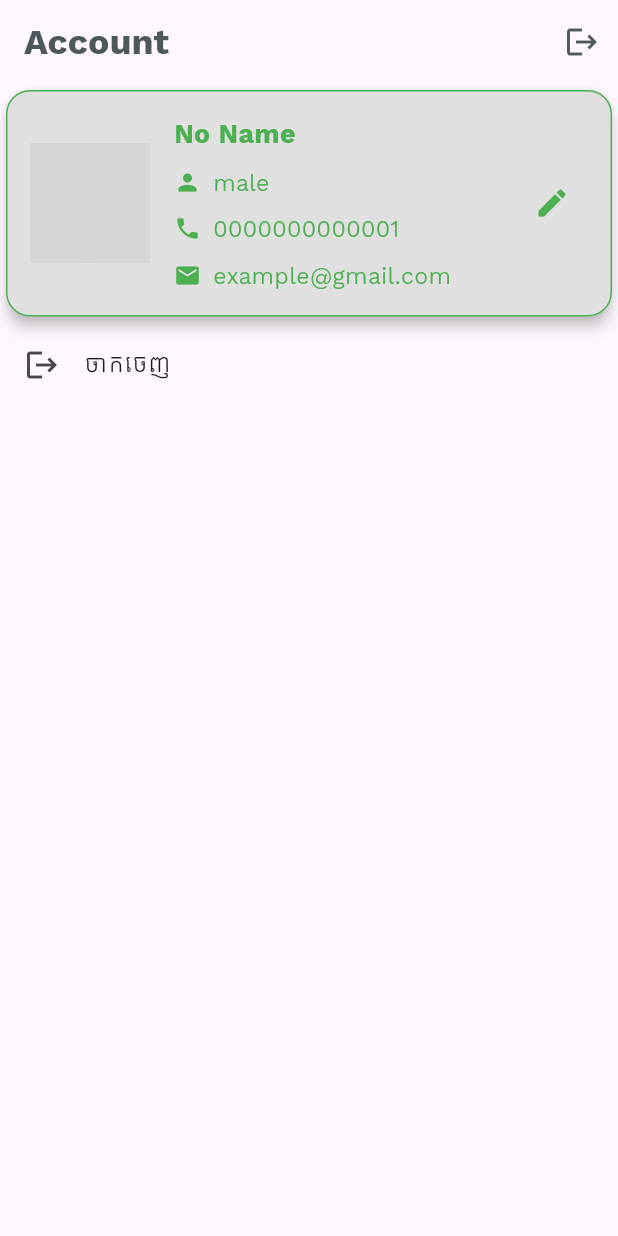
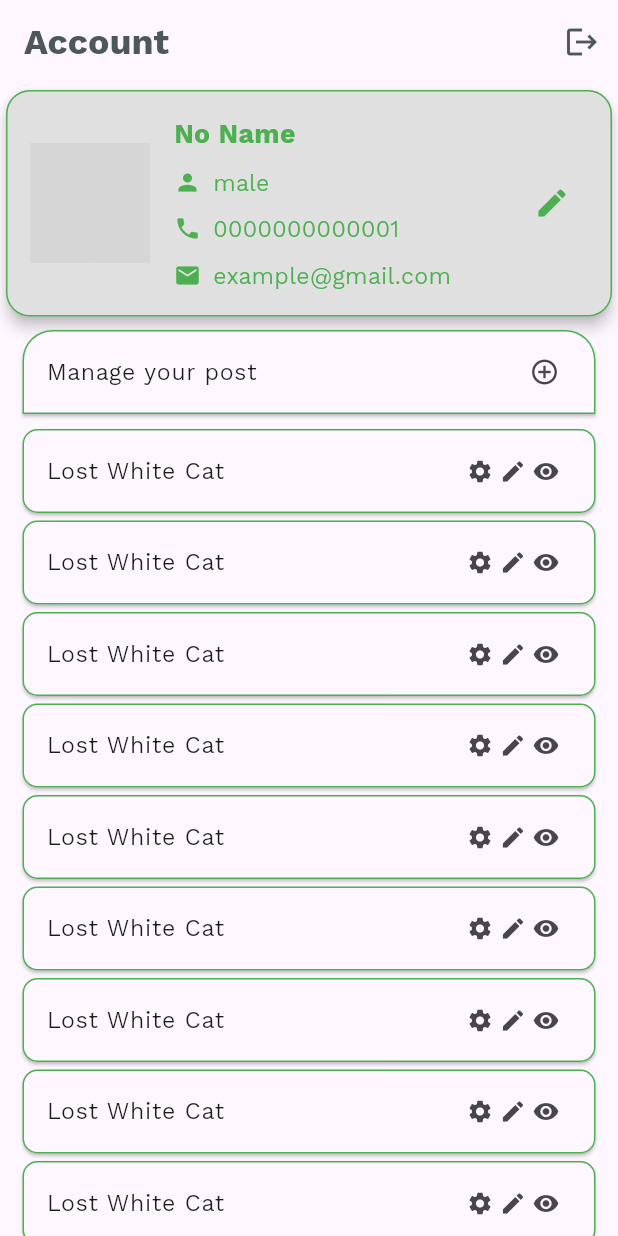
Before and after one commit to RANGSEYhome/lost_found_app, a Flutter app: the FakestoreHomeScreen screen opened directly, on a phone screen of 412 x 824 dp. Run offline on Flutter 3.47's test engine with Material 3 defaults, Android fonts, the phone set to English and light mode, and no system bars; our stand-ins replace flutter_rating_stars, flutter_secure_storage, font_awesome_flutter, image_picker, smooth_page_indicator; accounts and stored records are empty; network calls fail; grey boxes are pictures that could not be loaded.

Commit message:
Update manage post

```diff
--- a/lib/modules/login_module/fakestore_home_screen.dart
+++ b/lib/modules/login_module/fakestore_home_screen.dart
@@ -44,24 +44,123 @@ class _FakestoreHomeScreenState extends State<FakestoreHomeScreen> {
   }
 
   Widget _buildBody() {
-    return ListView(
+    return Column(
       children: [
         _buildProfile(),
-        ListTile(
-        leading: Icon(
-          Icons.logout,
+        _builCardHeader(),
+        Expanded(child: _builCardPost()),
+       // Text('Hello'),
+
+      //   ListTile(
+      //   leading: Icon(
+      //     Icons.logout,
+      //   ),
+      //   title: Text(
+      //     _lang.logout,
+      //   ),
+      //   onTap: () async {
+      //     await context.read<FakestoreLoginLogic>().clear();
+      //     Navigator.of(context).pushReplacement(
+      //       CupertinoPageRoute(builder: (context) => FakeStoreLoadingScreen()),
+      //     );
+      //   },
+      // ),
+      ],
+    );
+  }
+
+  Widget _builCardHeader() {
+    return Card(
+      margin: EdgeInsets.only(left: 15, right: 15, top: 5),
+      shape: RoundedRectangleBorder(
+        side: BorderSide(color: Colors.green),
+        borderRadius: BorderRadius.only(
+            topLeft: Radius.circular(20.0),
+            topRight: Radius.circular(20.0),
           ),
-        title: Text(
-          _lang.logout,
+
       ),
-        onTap: () async {
-          await context.read<FakestoreLoginLogic>().clear();
-          Navigator.of(context).pushReplacement(
-            CupertinoPageRoute(builder: (context) => FakeStoreLoadingScreen()),
+      //margin: EdgeInsets.symmetric(vertical: 5),
+      child: ListTile(
+        title: Text('Manage your post'),
+        trailing: Row(
+          mainAxisAlignment: MainAxisAlignment.end,
+          mainAxisSize: MainAxisSize.min,
+          children: [
+             InkWell(
+              onTap: () {},
+              child: Icon(Icons.add_circle_outline, size: 20), // Small icon size
+            ),
+          ],
+        ),
+      ),
+    );
+  }
+
+  Widget _builCardPost() {
+    final List<String> posts = [
+      "Lost White Cat",
+      "Lost White Cat",
+      "Lost White Cat",
+      "Lost White Cat",
+      "Lost White Cat",
+      "Lost White Cat",
+      "Lost White Cat",
+      "Lost White Cat",
+      "Lost White Cat",
+      "Lost White Cat",
+      "Lost White Cat",
+      "Lost White Cat",
+      "Lost White Cat",
+      "Lost White Cat",
+      "Lost White Cat",
+      "Lost White Cat",
+      "Lost White Cat",
+    ];
+
+    return Container(
+      child: SingleChildScrollView(
+        child: Padding(
+          padding: EdgeInsets.all(10.0),
+          child: ListView.builder(
+            physics: NeverScrollableScrollPhysics(),
+            shrinkWrap: true,
+            itemCount: posts.length,
+            itemBuilder: (context, index) {
+              return Card(
+                shape: RoundedRectangleBorder(
+                  side: BorderSide(color: Colors.green),
+                  borderRadius: BorderRadius.circular(10),
+                ),
+                margin: EdgeInsets.only(left: 5, right: 5, bottom: 5),
+                child: ListTile(
+                  title: Text(posts[index]),
+                  trailing: Row(
+                    mainAxisSize: MainAxisSize.min, // Prevents extra spacing
+                    children: [
+                      InkWell(
+                        onTap: () {},
+                        child:
+                            Icon(Icons.settings, size: 18), // Small icon size
+                      ),
+                      SizedBox(width: 4), // Smallest possible space
+                      InkWell(
+                        onTap: () {},
+                        child: Icon(Icons.edit, size: 18),
+                      ),
+                      SizedBox(width: 4),
+                      InkWell(
+                        onTap: () {},
+                        child: Icon(Icons.remove_red_eye, size: 18),
+                      ),
+                    ],
+                  ),
+                ),
               );
             },
           ),
-      ],
+        ),
+      ),
     );
   }
   Widget _buildProfile(){
```
Lines whose indentation alone changed are shown as unchanged.
